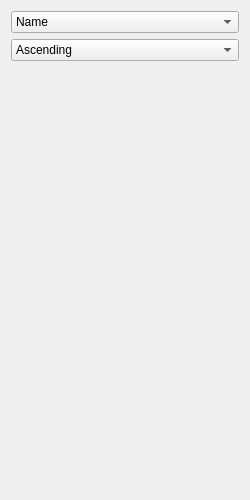
The window that gui/src/docks/favorites-dock.ui (Bionus/imgbrd-grabber) describes before a commit, drawn with Qt 5.
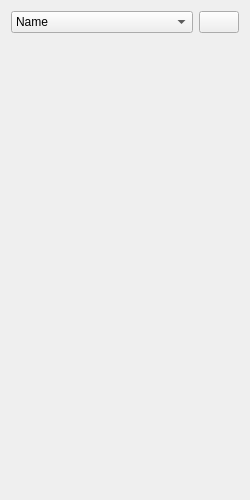
The same window after the commit. Icons and pictures are not drawn.

Commit message: Use an icon button instead of a dropdown for order in favorites dock (issue #1957)

```diff
--- a/gui/src/docks/favorites-dock.ui
+++ b/gui/src/docks/favorites-dock.ui
@@ -29,7 +29,9 @@
    <iconset resource="../../resources/resources.qrc">
     <normaloff>:/images/icon.ico</normaloff>:/images/icon.ico</iconset>
   </property>
-  <layout class="QVBoxLayout" name="verticalLayout">
+  <layout class="QVBoxLayout" name="verticalLayout" stretch="0,1">
+   <item>
+    <layout class="QHBoxLayout" name="layoutSort" stretch="1,0">
    <item>
     <widget class="QComboBox" name="comboSortBy">
      <item>
@@ -50,18 +52,17 @@
     </widget>
    </item>
    <item>
-    <widget class="QComboBox" name="comboSortDirection">
-     <item>
+      <widget class="QPushButton" name="buttonSortDirection">
       <property name="text">
-       <string>Ascending</string>
-      </property>
-     </item>
-     <item>
-      <property name="text">
-       <string>Descending</string>
-      </property>
-     </item>
-    </widget>
+        <string/>
+       </property>
+       <property name="icon">
+        <iconset resource="../../resources/resources.qrc">
+         <normaloff>:/images/icons/arrow-down.png</normaloff>:/images/icons/arrow-down.png</iconset>
+       </property>
+      </widget>
+     </item>
+    </layout>
    </item>
    <item>
     <widget class="QScrollArea" name="scrollArea">
@@ -83,7 +84,7 @@
         <x>0</x>
         <y>0</y>
         <width>232</width>
-        <height>426</height>
+        <height>450</height>
        </rect>
       </property>
       <layout class="QVBoxLayout" name="verticalLayout_12">
@@ -109,8 +110,8 @@
          </property>
          <property name="sizeHint" stdset="0">
           <size>
-           <width>20</width>
-           <height>20</height>
+           <width>0</width>
+           <height>0</height>
           </size>
          </property>
         </spacer>
@@ -129,8 +130,8 @@
          </property>
          <property name="sizeHint" stdset="0">
           <size>
-           <width>20</width>
-           <height>20</height>
+           <width>0</width>
+           <height>0</height>
           </size>
          </property>
         </spacer>
```
Left out of the diff: 29 changed lines with no effect on the pictures. Lines whose indentation alone changed are shown as unchanged. The commit also changes 2 other files.
